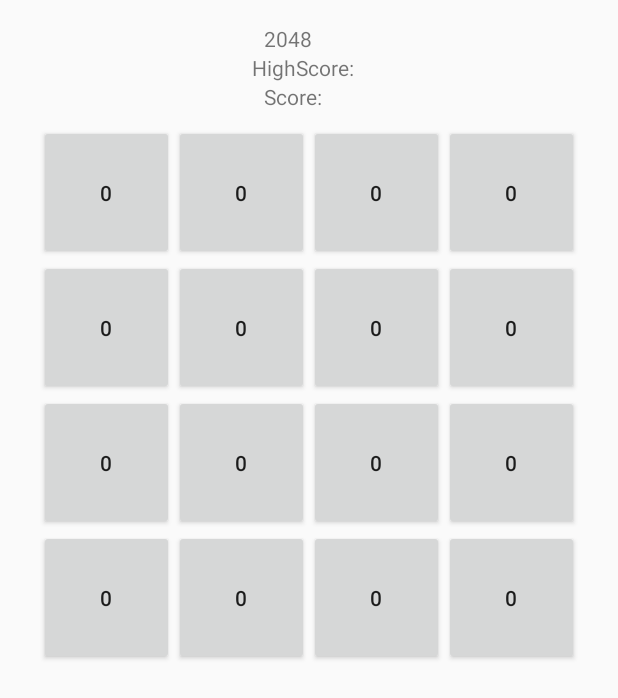
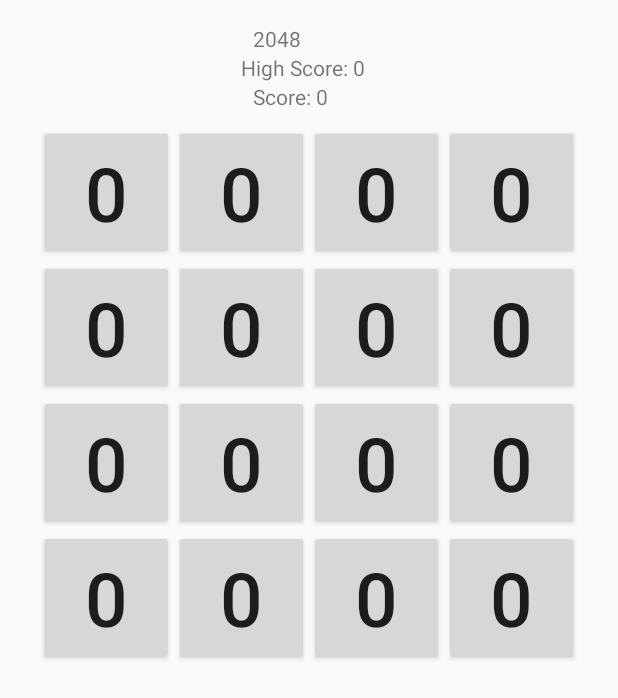
Before and after one commit to HarryAWoodworth/2048AndroidClone, an Android app: the screen it shows after launch (MainActivity), on a phone screen of 412 x 824 dp. Shown: the top 698 px of the screen. Run offline under Robolectric (Android 15) with nearby library versions, the phone set to English and light mode, and no system bars.

Commit message:
Add High Score saving system

```diff
--- a/app/src/main/java/com/example/a2048clone/Game.kt
+++ b/app/src/main/java/com/example/a2048clone/Game.kt
@@ -1,13 +1,16 @@
 package com.example.a2048clone
 
-import android.content.Context
-
-// Game is a singleton object that instantiates a Tile matrix.
-// Also has a method for assisting Tile movement.
+/**
+ * Game is a singleton object that instantiates a Tile matrix.
+ * Also has a method for assisting Tile movement, and functions
+ * called by MainActivity when directional swipes are detected,
+ * causing a reverse waterfall effect in moving tiles and combining
+ * their values
+ */
 object Game
 {
     // Matrix holding the Tiles
-    private var matrix : Array< Array<Tile> >
+    var matrix : Array< Array<Tile> >
 
     // Initialize matrix
     init
--- a/app/src/main/java/com/example/a2048clone/MainActivity.kt
+++ b/app/src/main/java/com/example/a2048clone/MainActivity.kt
@@ -1,5 +1,6 @@
 package com.example.a2048clone
 
+import android.content.SharedPreferences
 import android.support.v7.app.AppCompatActivity
 import android.os.Bundle
 import android.support.v4.view.GestureDetectorCompat
@@ -13,6 +14,16 @@ import android.widget.Button
 // Debug tag
 private const val TAG = "MainActivity"
 
+private const val SHARED_PREFERENCES_TAG = "MainActivity2048SharedPreferences"
+private const val HIGH_SCORE_TAG = "HighScore"
+
+/**
+ * A FullScreen activity that holds a board of buttons that it populates
+ * with a singleton instance of the Game class. It also keeps current score
+ * and a high score that is loaded by shared preferences in onCreate() and
+ * saved in onStop(). Detects swipe gestures and calls the appropriate functions
+ * in the Game instace, and calls updateUI to render the new values of the board.
+ */
 class MainActivity : AppCompatActivity(),
                      GestureDetector.OnGestureListener,
                      GestureDetector.OnDoubleTapListener
@@ -23,7 +34,14 @@ class MainActivity : AppCompatActivity(),
     // Game singleton instance
     private val game = Game
 
+    // 2D array of Button Views representing the board
     private lateinit var board : Array< Array<Button> >
+
+    // High score
+    private var highScore : Int = 0
+
+    // Shared Preference instance
+    lateinit var prefs : SharedPreferences
 
     override fun onCreate(savedInstanceState: Bundle?) {
         super.onCreate(savedInstanceState)
@@ -35,12 +53,22 @@ class MainActivity : AppCompatActivity(),
         // Hide the UI
         hideUI()
 
+        // Retrieve the High Score (default value of 0)
+        prefs = this.getSharedPreferences(SHARED_PREFERENCES_TAG, 0)
+        highScore = prefs.getInt(HIGH_SCORE_TAG,0)
+
+
         // Create View Matrix for board
         val row0 = arrayOf(textView0,textView1,textView2,textView3)
         val row1 = arrayOf(textView4,textView5,textView6,textView7)
         val row2 = arrayOf(textView8,textView9,textView10,textView11)
         val row3 = arrayOf(textView12,textView13,textView14,textView15)
         board = arrayOf(row0,row1,row2,row3)
+
+        /** TEST **/
+        //game.matrix[2][2].value = 2
+        //game.matrix[0][2].value = 2
+        /** TEST **/
 
         // Set the initial UI
         updateUI()
@@ -71,14 +99,29 @@ class MainActivity : AppCompatActivity(),
     // Update the UI
     fun updateUI()
     {
+        var value = 0
+        var cumulativeValue = 0
+        var str = ""
+        // Update the board values based on the game Tile matrix
         for(row in 0..3)
         {
             for(col in 0..3)
             {
-                val str = "" + game.getTileValue(row,col)
+                value = game.getTileValue(row,col)
+                cumulativeValue += value
+                str = "" + value
                 board[row][col].text = str
             }
         }
+
+        // Update score
+        str = "Score: " + cumulativeValue
+        scoreView.text = str
+
+        // Update high score
+        if(cumulativeValue > highScore) { highScore = cumulativeValue }
+        str = "High Score: " + highScore
+        highScoreView.text = str
     }
 
     // Override the onTouchEven to send it to mDetector
@@ -94,24 +137,12 @@ class MainActivity : AppCompatActivity(),
     override fun onFling(swipe1: MotionEvent?, swipe2: MotionEvent?, velocityX: Float, velocityY: Float): Boolean
     {
         // Determine the direction using the getSlope method
-        when(getSlope(swipe1!!.x, swipe1.y, swipe2!!.x,swipe2.y))
+        when(getSlope(swipe1!!.x, swipe1.y, swipe2!!.x, swipe2.y))
         {
-            1 -> {
-                game.upSwipe(this)
-                Log.d(TAG, "MAIN_ACT: UP SWIPE")
-            }
-            2 -> {
-                game.leftSwipe(this)
-                Log.d(TAG, "MAIN_ACT: LEFT SWIPE")
-            }
-            3 -> {
-                game.downSwipe(this)
-                Log.d(TAG, "MAIN_ACT: DOWN SWIPE")
-            }
-            4 -> {
-                game.rightSwipe(this)
-                Log.d(TAG, "MAIN_ACT: RIGHT SWIPE")
-            }
+            1 -> { game.upSwipe(this) }
+            2 -> { game.leftSwipe(this) }
+            3 -> { game.downSwipe(this) }
+            4 -> { game.rightSwipe(this) }
         }
 
         // We return false because we don't want the event to be consumed
@@ -146,4 +177,14 @@ class MainActivity : AppCompatActivity(),
     override fun onDoubleTap(p0: MotionEvent?): Boolean { return true }
     override fun onDoubleTapEvent(p0: MotionEvent?): Boolean { return true }
     override fun onSingleTapConfirmed(p0: MotionEvent?): Boolean { return true }
+
+    // Override onStop() to save our high score
+    override fun onStop() {
+        super.onStop()
+
+        // Save the high score
+        val editor = prefs.edit()
+        editor.putInt(HIGH_SCORE_TAG, highScore)
+        editor.apply()
+    }
 }
--- a/app/src/main/res/layout/activity_main.xml
+++ b/app/src/main/res/layout/activity_main.xml
@@ -60,19 +60,23 @@
                 android:layout_gravity="center">
             <Button
                     android:layout_width="90dp"
+                    android:textSize="50sp"
                     android:layout_height="90dp" android:id="@+id/textView0" android:layout_weight="1"
                     android:layout_gravity="center"/>
             <Button
                     android:layout_width="90dp"
+                    android:textSize="50sp"
                     android:layout_height="90dp" android:id="@+id/textView1" android:layout_weight="1"
                     android:layout_gravity="center"/>
             <Button
                     android:layout_width="90dp"
+                    android:textSize="50sp"
                     android:layout_height="90dp" android:id="@+id/textView2" android:layout_weight="1"
                     android:layout_gravity="center"
             />
             <Button
                     android:layout_width="90dp"
+                    android:textSize="50sp"
                     android:layout_height="90dp" android:id="@+id/textView3" android:layout_weight="1"
                     android:layout_gravity="center_vertical"/>
         </LinearLayout>
@@ -83,15 +87,19 @@
                 android:layout_gravity="center">
             <Button
                     android:layout_width="90dp"
+                    android:textSize="50sp"
                     android:layout_height="90dp" android:id="@+id/textView4" android:layout_weight="1"/>
             <Button
                     android:layout_width="90dp"
+                    android:textSize="50sp"
                     android:layout_height="90dp" android:id="@+id/textView5" android:layout_weight="1"/>
             <Button
                     android:layout_width="90dp"
+                    android:textSize="50sp"
                     android:layout_height="90dp" android:id="@+id/textView6" android:layout_weight="1"/>
             <Button
                     android:layout_width="90dp"
+                    android:textSize="50sp"
                     android:layout_height="90dp" android:id="@+id/textView7" android:layout_weight="1"/>
         </LinearLayout>
         <LinearLayout
@@ -101,15 +109,19 @@
                 android:layout_gravity="center">
             <Button
                     android:layout_width="90dp"
+                    android:textSize="50sp"
                     android:layout_height="90dp" android:id="@+id/textView8" android:layout_weight="1"/>
             <Button
                     android:layout_width="90dp"
+                    android:textSize="50sp"
                     android:layout_height="90dp" android:id="@+id/textView9" android:layout_weight="1"/>
             <Button
                     android:layout_width="90dp"
+                    android:textSize="50sp"
                     android:layout_height="90dp" android:id="@+id/textView10" android:layout_weight="1"/>
             <Button
                     android:layout_width="90dp"
+                    android:textSize="50sp"
                     android:layout_height="90dp" android:id="@+id/textView11" android:layout_weight="1"/>
         </LinearLayout>
         <LinearLayout
@@ -119,15 +131,19 @@
                 android:layout_gravity="center">
             <Button
                     android:layout_width="90dp"
+                    android:textSize="50sp"
                     android:layout_height="90dp" android:id="@+id/textView12" android:layout_weight="1"/>
             <Button
                     android:layout_width="90dp"
+                    android:textSize="50sp"
                     android:layout_height="90dp" android:id="@+id/textView13" android:layout_weight="1"/>
             <Button
                     android:layout_width="90dp"
+                    android:textSize="50sp"
                     android:layout_height="90dp" android:id="@+id/textView14" android:layout_weight="1"/>
             <Button
                     android:layout_width="90dp"
+                    android:textSize="50sp"
                     android:layout_height="90dp" android:id="@+id/textView15" android:layout_weight="1"/>
         </LinearLayout>
 
```
